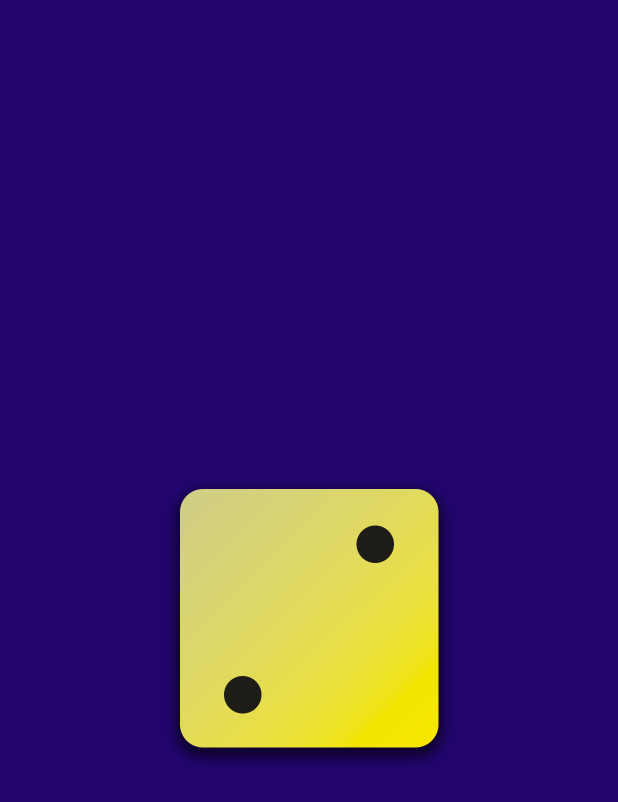
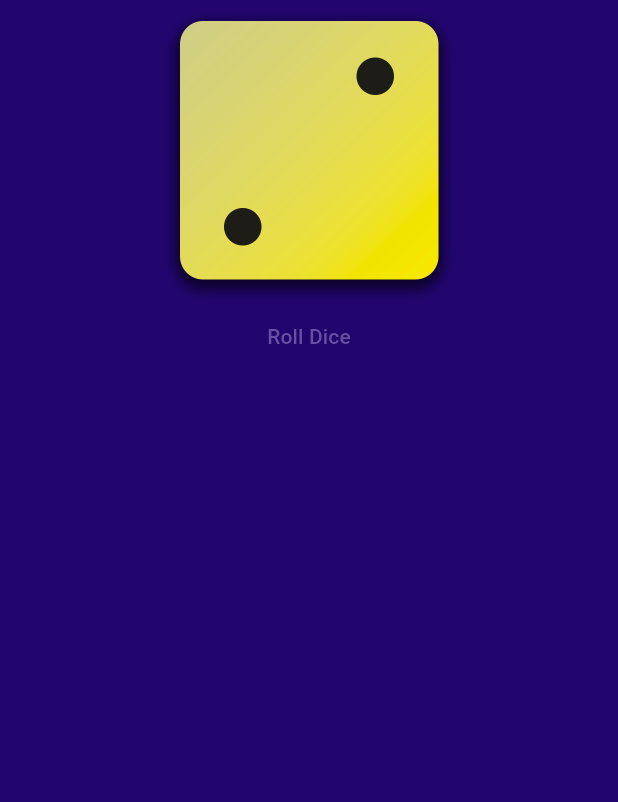
Before and after one commit to taylor50737/roll-dice-app, a Flutter app: the screen it shows after launch, on a phone screen of 412 x 824 dp. Shown: the top 802 px of the screen. Run offline on Flutter 3.47's test engine with Material 3 defaults, Android fonts, the phone set to English and light mode, and no system bars.

Commit message:
Adding Buttons & Using Functions As Values

```diff
--- a/lib/gradient_container.dart
+++ b/lib/gradient_container.dart
@@ -13,6 +13,10 @@ class GradientContainer extends StatelessWidget {
   final Color color1;
   final Color color2;
 
+  void rollDice() {
+  //...
+  }
+
   @override
   Widget build(context) {
     return Container(
@@ -24,7 +28,15 @@ class GradientContainer extends StatelessWidget {
         ),
       ),
       child: Center(
-        child: Image.asset('assets/images/dice-2.png', width: 200),
+        child: Column(
+          children: [
+            Image.asset('assets/images/dice-2.png', width: 200),
+            TextButton(
+              onPressed: rollDice,
+              child: const Text('Roll Dice'),
+            ),
+          ],
+        ),
       ),
     );
   }
```
